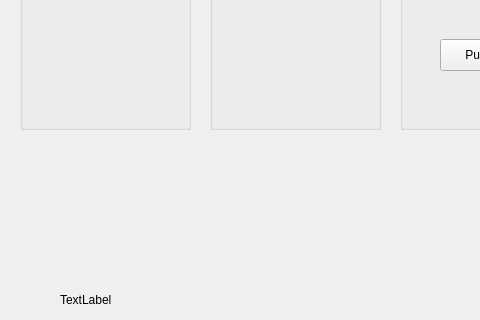
Before: the Qt Designer form myui.ui in kevin110604/CV_image-processing, drawn with Qt 5; both pictures show x 0 to 480 and y 341 to 661 of the 830 by 852 pixel window.
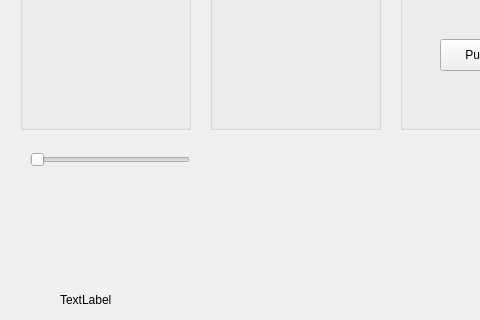
After: the same form once the commit is applied.

Commit message: Part one done

The edit to the form file:
```diff
--- a/myui.ui
+++ b/myui.ui
@@ -287,6 +287,25 @@
      <string>TextLabel</string>
     </property>
    </widget>
+   <widget class="QSlider" name="horizontalSlider">
+    <property name="geometry">
+     <rect>
+      <x>30</x>
+      <y>490</y>
+      <width>160</width>
+      <height>22</height>
+     </rect>
+    </property>
+    <property name="maximum">
+     <number>100</number>
+    </property>
+    <property name="value">
+     <number>0</number>
+    </property>
+    <property name="orientation">
+     <enum>Qt::Horizontal</enum>
+    </property>
+   </widget>
   </widget>
   <widget class="QMenuBar" name="menubar">
    <property name="geometry">
```
The commit also changes 2 other files.
